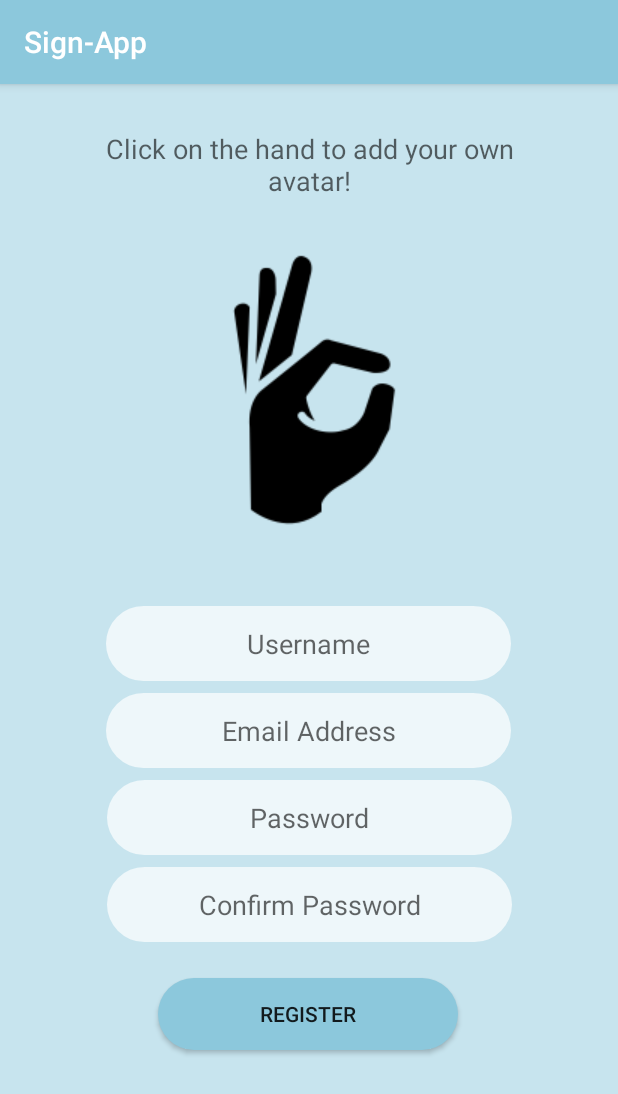
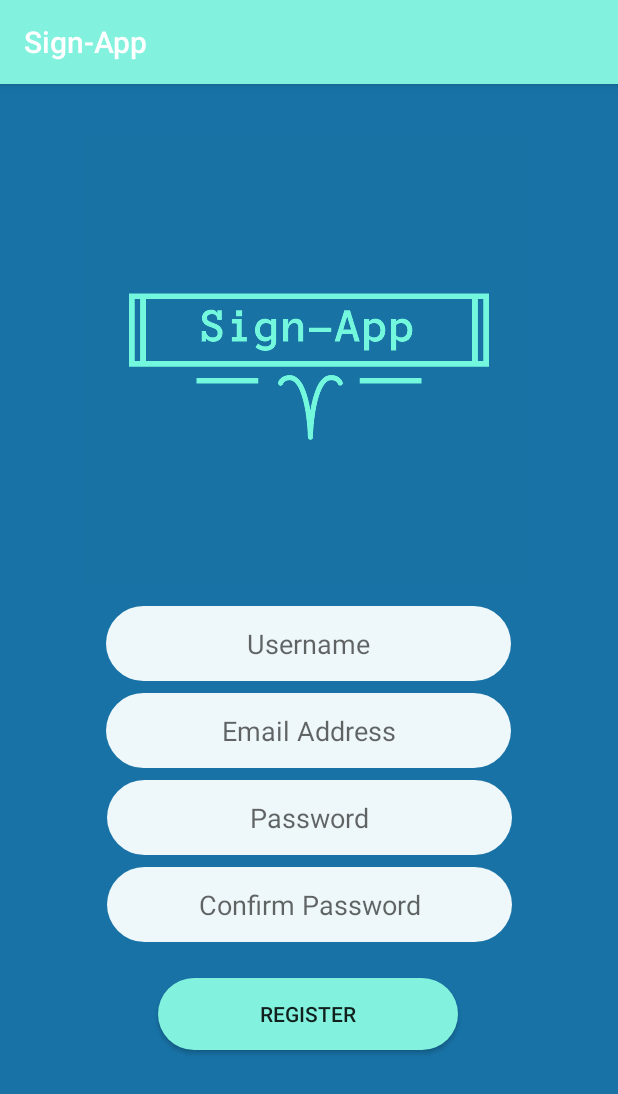
Before and after one commit to indigu/Final-Year-Project, an Android app: the screen it shows after launch (RegisterActivity), after a tap on "REGISTER", on a phone screen of 412 x 824 dp. Shown: the top 1094 px of the screen. Run offline under Robolectric (Android 15) with nearby library versions, the phone set to English and light mode, and no system bars; our stand-ins replace Firebase (no records; nobody signed in at launch, a user with empty details on screens opened directly); pictures from the network do not load.

Commit message:
Changed Logo and Color Schemes
Finally have a logo

```diff
--- a/SignApp/app/src/main/java/com/example/sign_app/MachineLearning/Camera2Fragment.java
+++ b/SignApp/app/src/main/java/com/example/sign_app/MachineLearning/Camera2Fragment.java
@@ -658,7 +658,6 @@ public class Camera2Fragment extends Fragment {
      */
     private void classifyFrame() {
         if (classifier == null || getActivity() == null || cameraDevice == null) {
-            showToast("Uninitialized Classifier or invalid context.");
             return;
         }
         Bitmap bitmap =
--- a/SignApp/app/src/main/res/layout/activity_login.xml
+++ b/SignApp/app/src/main/res/layout/activity_login.xml
@@ -8,8 +8,8 @@
     tools:context=".Activities.LoginActivity">
 
     <ImageView
-        android:layout_width="100dp"
-        android:layout_height="100dp"
+        android:layout_width="300dp"
+        android:layout_height="300dp"
         android:layout_marginStart="8dp"
         android:layout_marginTop="50dp"
         android:layout_marginEnd="8dp"
@@ -62,7 +62,7 @@
         android:layout_width="200dp"
         android:layout_height="wrap_content"
         android:layout_marginStart="8dp"
-        android:layout_marginTop="116dp"
+        android:layout_marginTop="60dp"
         android:layout_marginEnd="8dp"
         android:background="@drawable/register_button_style"
         android:text="Login"
--- a/SignApp/app/src/main/res/layout/activity_register.xml
+++ b/SignApp/app/src/main/res/layout/activity_register.xml
@@ -9,8 +9,8 @@
 
     <ImageView
         android:id="@+id/regAvatar"
-        android:layout_width="200dp"
-        android:layout_height="200dp"
+        android:layout_width="300dp"
+        android:layout_height="300dp"
         android:layout_marginStart="8dp"
         android:layout_marginTop="25dp"
         android:layout_marginEnd="8dp"
@@ -134,21 +134,5 @@
         app:layout_constraintStart_toStartOf="@+id/regButton"
         app:layout_constraintTop_toTopOf="@+id/regButton" />
 
-    <EditText
-        android:layout_width="300dp"
-        android:layout_height="wrap_content"
-        android:layout_marginStart="8dp"
-        android:layout_marginTop="8dp"
-        android:layout_marginEnd="8dp"
-        android:layout_marginBottom="1dp"
-        android:background="@null"
-        android:ems="10"
-        android:hint="Click on the hand to add your own avatar!"
-        android:importantForAutofill="no"
-        android:textAlignment="center"
-        app:layout_constraintBottom_toTopOf="@+id/regAvatar"
-        app:layout_constraintEnd_toEndOf="parent"
-        app:layout_constraintStart_toStartOf="parent"
-        app:layout_constraintTop_toTopOf="parent" />
 
 </android.support.constraint.ConstraintLayout>
--- a/SignApp/app/src/main/res/layout/fragment_pictionary.xml
+++ b/SignApp/app/src/main/res/layout/fragment_pictionary.xml
@@ -9,6 +9,7 @@
     <ListView
         android:layout_width="match_parent"
         android:layout_height="match_parent"
-        android:id="@+id/pictionaryListView"/>
+        android:id="@+id/pictionaryListView"
+        android:textColor="@color/colorPrimary"/>
 
 </android.support.constraint.ConstraintLayout>
--- a/SignApp/app/src/main/res/values/colors.xml
+++ b/SignApp/app/src/main/res/values/colors.xml
@@ -1,11 +1,13 @@
 <?xml version="1.0" encoding="utf-8"?>
 <resources>
-    <color name="colorPrimary">#8CC8DC</color>
+    <color name="colorPrimary">#82F1DE</color>
     <color name="colorPrimaryDark">#00b0ff</color>
     <color name="colorAccent">#00b0ff</color>
 
+
     <color name="darkBackground">#326FFF</color>
-    <color name="background">#C7E4EE</color>
+    <color name="background">#1872A6</color>
     <color name="foreground">#6969ff</color>
 
+
 </resources>
```
Also changed, not shown: SignApp/app/src/main/res/drawable/logo.png.
